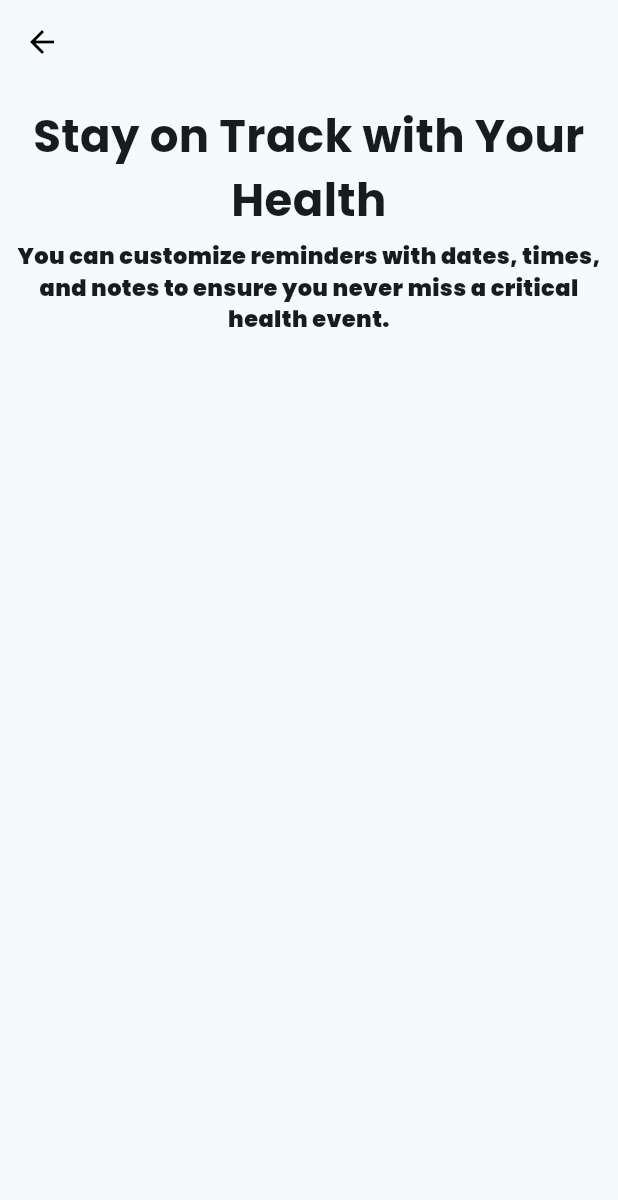
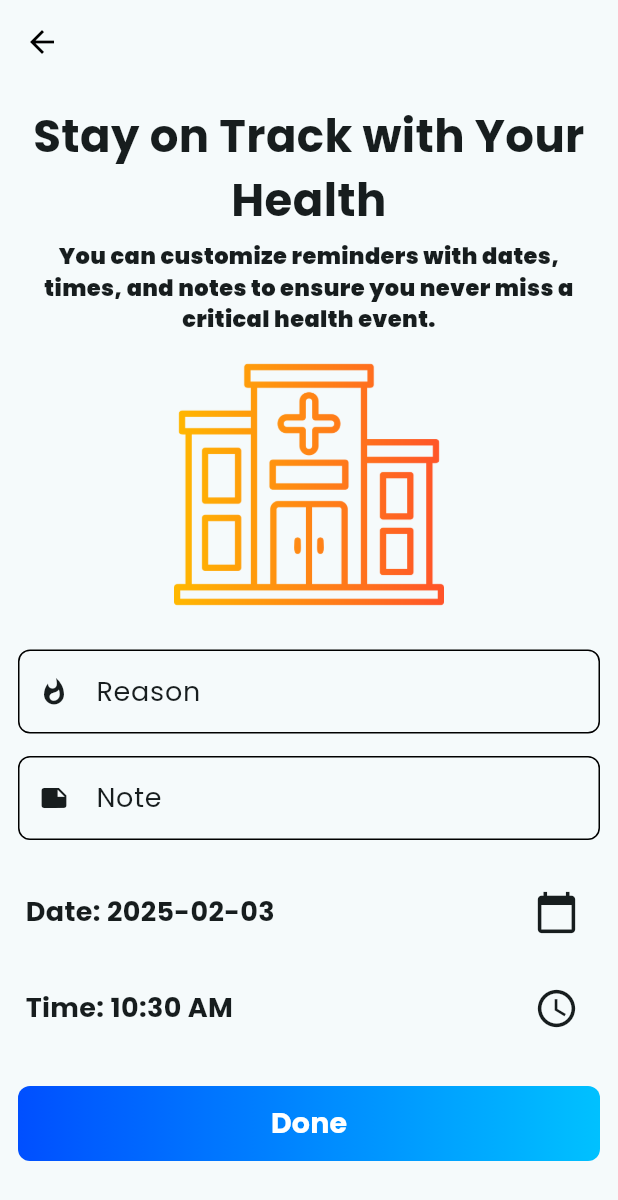
Before and after one commit to andriimobdev25/healthcare-app, a Flutter app: the AddClinicRecordPage screen opened directly with empty values, on a phone screen of 412 x 824 dp. Shown: the top 1200 px of the screen. Run offline on Flutter 3.47's test engine with Material 3 defaults, Android fonts, the phone set to English and light mode, and no system bars; our stand-ins replace animate_do, cloud_firestore, firebase_auth, firebase_core, firebase_storage, fl_chart and 5 more; accounts and stored records are empty; network calls fail.

Commit message:
Add custom input fields and date/time selection to AddClinicRecordPage

```diff
--- a/lib/pages/healthcategory/add_clinic_record_page.dart
+++ b/lib/pages/healthcategory/add_clinic_record_page.dart
@@ -1,5 +1,7 @@
 import 'package:flutter/material.dart';
 import 'package:healthcare/models/health_category_model.dart';
+import 'package:healthcare/widgets/reusable/custom_button.dart';
+import 'package:healthcare/widgets/reusable/custom_input.dart';
 
 class AddClinicRecordPage extends StatelessWidget {
   final HealthCategory healthCategory;
@@ -52,7 +54,7 @@ class AddClinicRecordPage extends StatelessWidget {
       body: SafeArea(
         child: SingleChildScrollView(
             child: Padding(
-          padding: const EdgeInsets.all(8.0),
+          padding: const EdgeInsets.symmetric(vertical: 8, horizontal: 12),
           child: Form(
             key: _formKey,
             child: Column(
@@ -79,6 +81,112 @@ class AddClinicRecordPage extends StatelessWidget {
                   ),
                   textAlign: TextAlign.center,
                 ),
+                SizedBox(
+                  height: 10,
+                ),
+                ClipRRect(
+                  child: Image.asset(
+                    "assets/images/hospital_8852535.png",
+                    height: 180,
+                    fit: BoxFit.cover,
+                  ),
+                ),
+                SizedBox(
+                  height: 20,
+                ),
+                CustomInput(
+                  controller: _reasonController,
+                  labelText: "Reason",
+                  hintText: "reason for set remainder",
+                  icon: Icons.whatshot,
+                  obsecureText: false,
+                ),
+                SizedBox(
+                  height: 15,
+                ),
+                CustomInput(
+                  controller: _noteController,
+                  labelText: "Note",
+                  hintText: "Add a note",
+                  icon: Icons.note,
+                  obsecureText: false,
+                ),
+                SizedBox(
+                  height: 16,
+                ),
+                ValueListenableBuilder<DateTime>(
+                  valueListenable: _selectDate,
+                  builder: (context, date, child) {
+                    return Padding(
+                      padding: const EdgeInsets.symmetric(
+                        vertical: 8,
+                        horizontal: 5,
+                      ),
+                      child: Row(
+                        children: [
+                          Expanded(
+                            child: Text(
+                              "Date: ${date.toLocal().toString().split(" ")[0]}",
+                              style: TextStyle(
+                                fontSize: 18,
+                                fontWeight: FontWeight.bold,
+                              ),
+                            ),
+                          ),
+                          IconButton(
+                            onPressed: () => _onSelectDate(context),
+                            icon: Icon(
+                              Icons.calendar_today,
+                              size: 30,
+                            ),
+                          ),
+                        ],
+                      ),
+                    );
+                  },
+                ),
+                ValueListenableBuilder<TimeOfDay>(
+                  valueListenable: _selectTime,
+                  builder: (context, time, child) {
+                    return Padding(
+                      padding: const EdgeInsets.symmetric(
+                        vertical: 8,
+                        horizontal: 5,
+                      ),
+                      child: Row(
+                        children: [
+                          Expanded(
+                            child: Text(
+                              "Time: ${time.format(context)}",
+                              style: TextStyle(
+                                fontSize: 18,
+                                fontWeight: FontWeight.bold,
+                              ),
+                            ),
+                          ),
+                          IconButton(
+                            onPressed: () => _onSelectTIme(context),
+                            icon: Icon(
+                              Icons.access_time,
+                              size: 30,
+                            ),
+                          ),
+                        ],
+                      ),
+                    );
+                  },
+                ),
+                SizedBox(
+                  height: 20,
+                ),
+                CustomButton(
+                  title: "Done",
+                  width: double.infinity,
+                  onPressed: () {},
+                ),
+                SizedBox(
+                  height: 30,
+                ),
               ],
             ),
           ),
```
